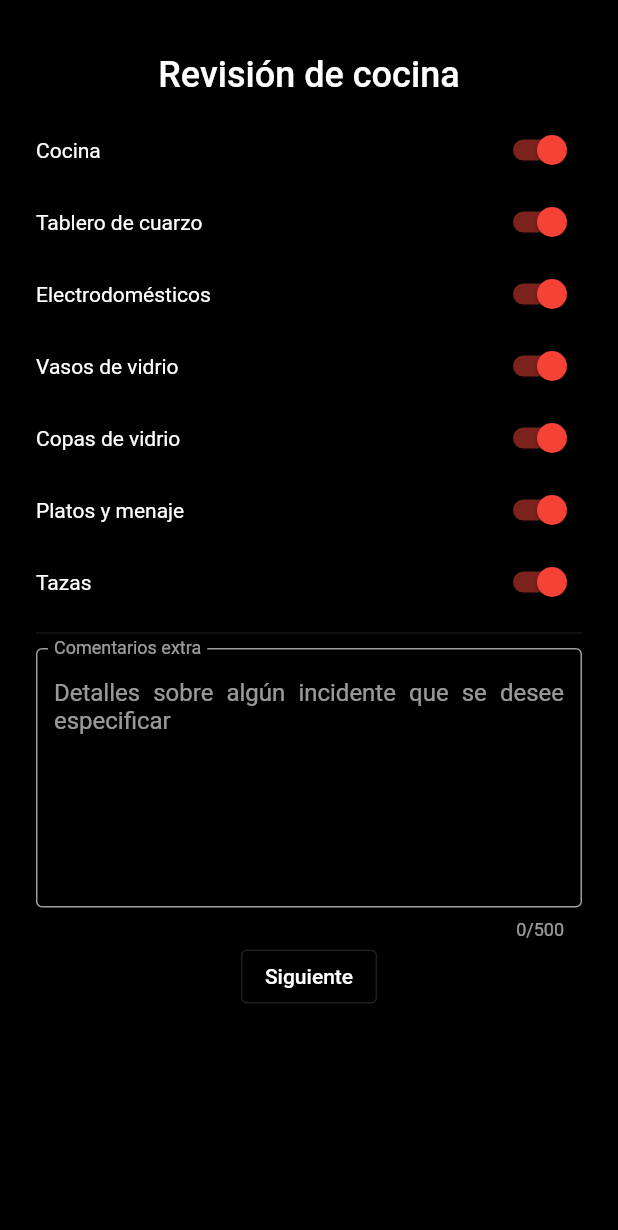
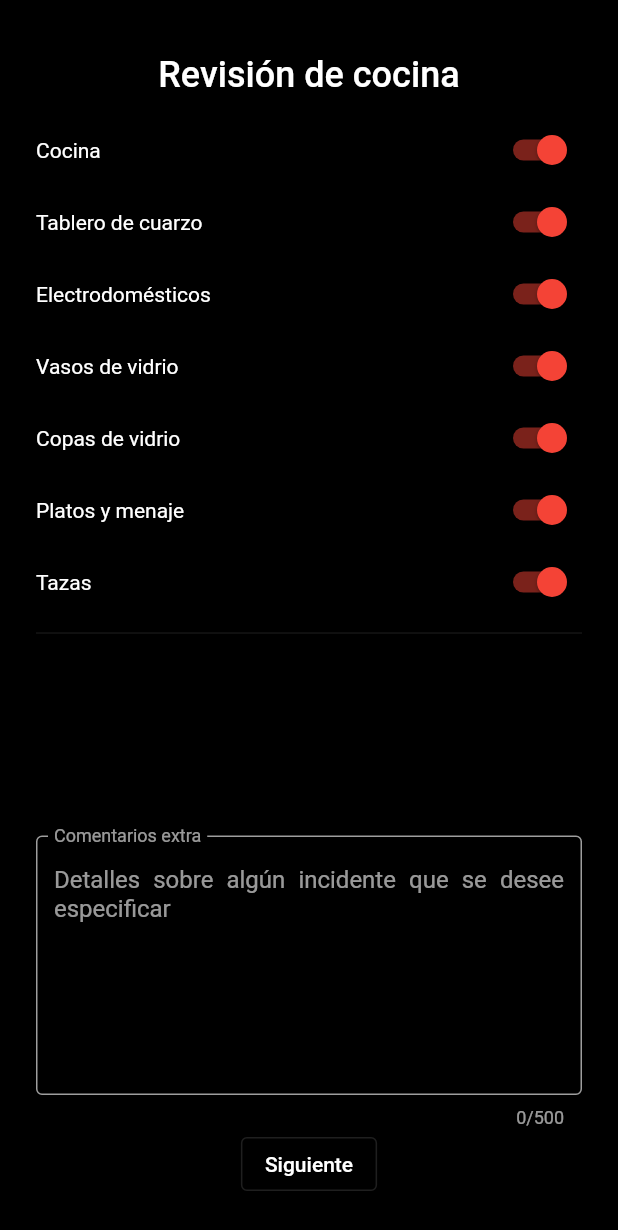
Before and after one commit to jflavio11/AirBnbApartmentVerificator, a Flutter app: the screen it shows after launch, on a phone screen of 412 x 824 dp. Shown: the top 1230 px of the screen. Run offline on Flutter 3.47's test engine with Material 2 defaults, Android fonts, the phone set to English and light mode, and no system bars; our stand-ins replace localization.

Commit message:
improve ui layout of FormPageOne

```diff
--- a/lib/form/FormPages.dart
+++ b/lib/form/FormPages.dart
@@ -4,23 +4,20 @@ import 'package:provider/provider.dart';
 
 import 'FormData.dart';
 
-class FormPageOne extends StatefulWidget {
+class FormPageOne extends StatelessWidget {
   static const String route = "FormPageOne";
 
   const FormPageOne({super.key});
 
-  @override
-  State<StatefulWidget> createState() => _PageOneState();
-}
-
-class _PageOneState extends State<FormPageOne> {
   @override
   Widget build(BuildContext context) {
     return Scaffold(
       body: Consumer<FormData>(builder: (context, formData, child) {
         return Padding(
           padding: const EdgeInsets.all(24.0),
-          child: Column(children: [
+          child: Column(
+            mainAxisSize: MainAxisSize.min,
+            children: [
               const Padding(
                 padding: EdgeInsets.all(12.0),
                 child:
@@ -50,6 +47,7 @@ class _PageOneState extends State<FormPageOne> {
                     );
                   }),
               const Divider(height: 20.0),
+              const Spacer(),
               TextField(
                 keyboardType: TextInputType.text,
                 textInputAction: TextInputAction.done,
@@ -73,7 +71,8 @@ class _PageOneState extends State<FormPageOne> {
                 },
                 child: const Text("Siguiente"),
               ),
-          ]),
+            ],
+          ),
         );
       }),
     );
```
Lines whose indentation alone changed are shown as unchanged.
